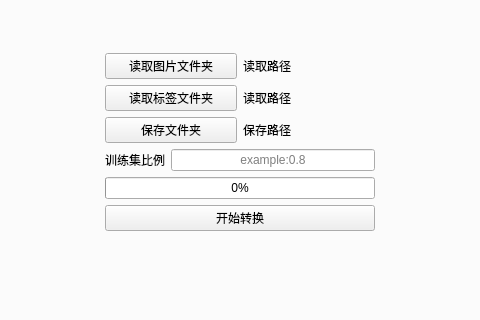
Above: src/ui/application.ui from lolikonloli/AI_Datasets_Toolbox_Pyside6 before the change; both pictures show x 186 to 666 and y 152 to 472 of the 852 by 563 pixel window. Below: the same form after it.
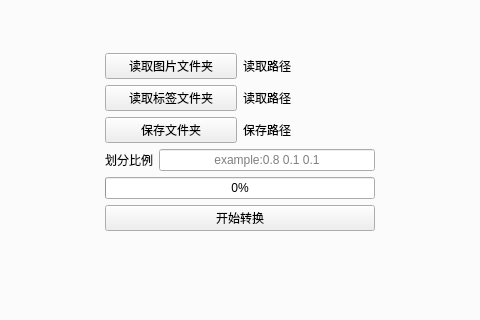
That is the form after the change.

Commit message: 修改部分文件名称；修改成训练验证测试三部分数据划分

What changed in the file:
```diff
--- a/src/ui/application.ui
+++ b/src/ui/application.ui
@@ -372,7 +372,7 @@
           <item>
            <widget class="QLabel" name="inf_6">
             <property name="text">
-             <string>训练集比例</string>
+             <string>划分比例</string>
             </property>
            </widget>
           </item>
@@ -388,7 +388,7 @@
              <set>Qt::AlignCenter</set>
             </property>
             <property name="placeholderText">
-             <string>example:0.8</string>
+             <string>example:0.8 0.1 0.1</string>
             </property>
            </widget>
           </item>
```
Left out of the diff: 2 changed lines with no effect on the pictures. The commit also changes 6 other files.
